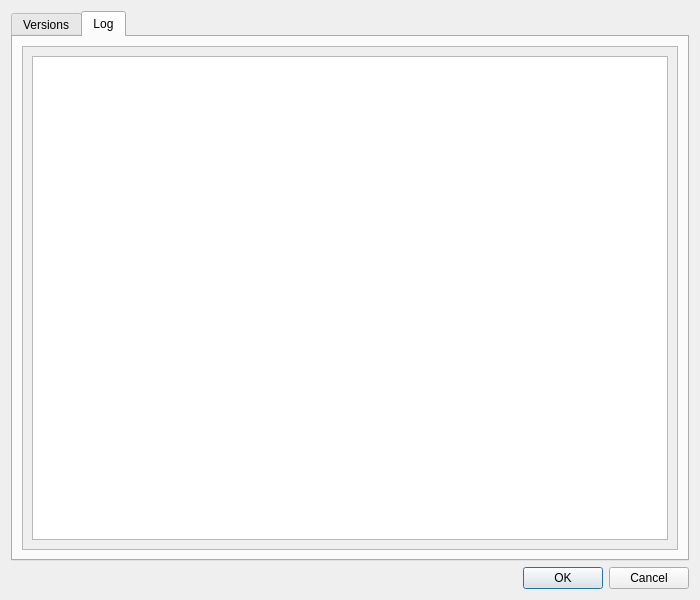
First picture: the form in tools/tcam-capture/aboutdialog.ui, repository TheImagingSource/tiscamera, before the edit.
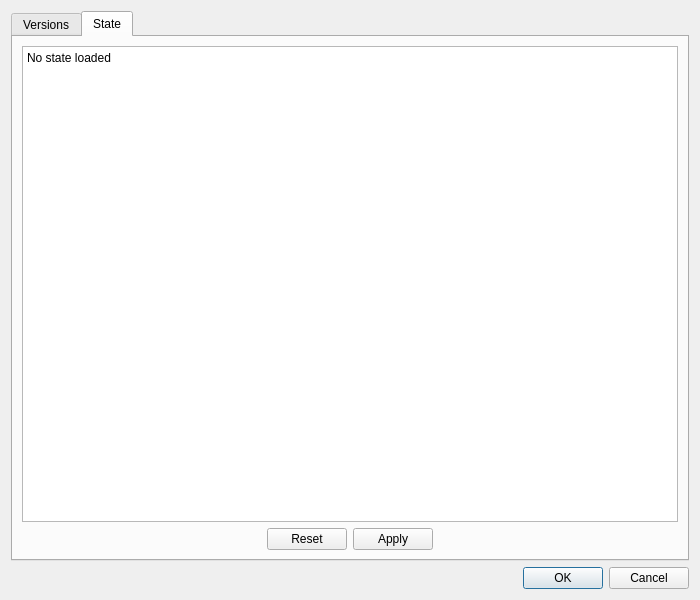
Second picture: the form after the edit. The open tabs and pages were chosen to show the change.

What changed in the file:
```diff
--- a/tools/tcam-capture/aboutdialog.ui
+++ b/tools/tcam-capture/aboutdialog.ui
@@ -47,34 +47,28 @@
      </widget>
      <widget class="QWidget" name="tab_log">
       <attribute name="title">
-       <string>Log</string>
+       <string>State</string>
       </attribute>
       <layout class="QVBoxLayout" name="verticalLayout_5">
        <item>
-        <layout class="QVBoxLayout" name="verticalLayout_4">
-         <item>
-          <widget class="QScrollArea" name="scrollArea_2">
-           <property name="widgetResizable">
-            <bool>true</bool>
-           </property>
-           <widget class="QWidget" name="scrollAreaWidgetContents_2">
-            <property name="geometry">
-             <rect>
-              <x>0</x>
-              <y>0</y>
-              <width>656</width>
-              <height>501</height>
-             </rect>
-            </property>
-            <layout class="QVBoxLayout" name="verticalLayout_6">
-             <item>
-              <widget class="QTextEdit" name="textEdit"/>
-             </item>
-            </layout>
-           </widget>
-          </widget>
-         </item>
-        </layout>
+        <widget class="QPlainTextEdit" name="state_field">
+         <property name="enabled">
+          <bool>true</bool>
+         </property>
+         <property name="plainText">
+          <string>No state loaded</string>
+         </property>
+        </widget>
+       </item>
+       <item>
+        <widget class="QDialogButtonBox" name="buttonBox_2">
+         <property name="standardButtons">
+          <set>QDialogButtonBox::Apply|QDialogButtonBox::Reset</set>
+         </property>
+         <property name="centerButtons">
+          <bool>true</bool>
+         </property>
+        </widget>
        </item>
       </layout>
      </widget>
```
Left out of the diff: 6 changed lines with no effect on the pictures.
